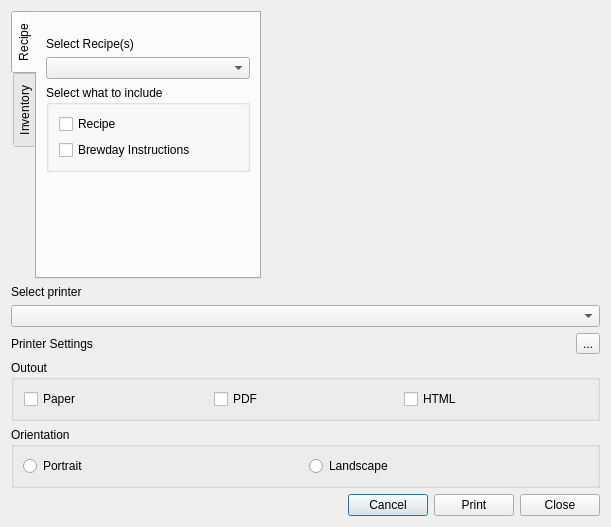
This is ui/BtPrintAndPreview.ui in Brewtarget/brewtarget as Qt 5 draws it before an edit. The edited form follows.
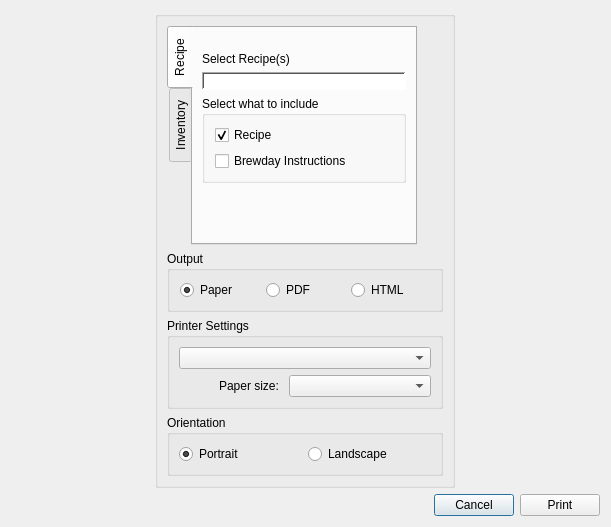
This is the edited form.

Commit message: more work on Preview loading and layout order.

```diff
--- a/ui/BtPrintAndPreview.ui
+++ b/ui/BtPrintAndPreview.ui
@@ -22,6 +22,25 @@
      <item>
       <layout class="QHBoxLayout" name="horizontalLayout_3">
        <item>
+        <widget class="QGroupBox" name="groupBox_Controls">
+         <property name="sizePolicy">
+          <sizepolicy hsizetype="Fixed" vsizetype="Preferred">
+           <horstretch>0</horstretch>
+           <verstretch>0</verstretch>
+          </sizepolicy>
+         </property>
+         <property name="minimumSize">
+          <size>
+           <width>300</width>
+           <height>0</height>
+          </size>
+         </property>
+         <property name="maximumSize">
+          <size>
+           <width>300</width>
+           <height>16777215</height>
+          </size>
+         </property>
         <layout class="QVBoxLayout" name="verticalLayout_4">
          <item>
           <layout class="QVBoxLayout" name="verticalLayout_6">
@@ -69,7 +88,20 @@
                   </widget>
                  </item>
                  <item>
-                  <widget class="QComboBox" name="comboBox_SelectedRecipe"/>
+                   <widget class="QLabel" name="label_CurrentRecipe">
+                    <property name="styleSheet">
+                     <string notr="true">background-color: rgb(255, 255, 255);</string>
+                    </property>
+                    <property name="frameShape">
+                     <enum>QFrame::WinPanel</enum>
+                    </property>
+                    <property name="frameShadow">
+                     <enum>QFrame::Sunken</enum>
+                    </property>
+                    <property name="text">
+                     <string/>
+                    </property>
+                   </widget>
                  </item>
                  <item>
                   <widget class="QGroupBox" name="verticalGroupBox_3">
@@ -85,6 +117,9 @@
                       <property name="text">
                        <string>Recipe</string>
                       </property>
+                       <property name="checked">
+                        <bool>true</bool>
+                       </property>
                      </widget>
                     </item>
                     <item>
@@ -123,80 +158,39 @@
             </widget>
            </item>
            <item>
-            <widget class="QLabel" name="label_3">
-             <property name="text">
-              <string>Select printer</string>
-             </property>
-            </widget>
-           </item>
-           <item>
-            <widget class="QComboBox" name="comboBox">
-             <property name="sizePolicy">
-              <sizepolicy hsizetype="Preferred" vsizetype="Fixed">
-               <horstretch>1</horstretch>
-               <verstretch>0</verstretch>
-              </sizepolicy>
-             </property>
-             <property name="toolTip">
-              <string>Select available Printers</string>
-             </property>
-            </widget>
-           </item>
-           <item>
-            <layout class="QHBoxLayout" name="horizontalLayout_4">
-             <item>
-              <widget class="QLabel" name="label">
-               <property name="sizePolicy">
-                <sizepolicy hsizetype="Preferred" vsizetype="Preferred">
-                 <horstretch>1</horstretch>
-                 <verstretch>0</verstretch>
-                </sizepolicy>
-               </property>
-               <property name="text">
-                <string>Printer Settings</string>
-               </property>
-              </widget>
-             </item>
-             <item>
-              <widget class="QToolButton" name="Button_PrinterSettings">
-               <property name="toolTip">
-                <string>Printer Settings</string>
-               </property>
-               <property name="text">
-                <string>...</string>
-               </property>
-              </widget>
-             </item>
-            </layout>
-           </item>
-           <item>
-            <layout class="QHBoxLayout" name="horizontalLayout_2"/>
-           </item>
-           <item>
-            <widget class="QGroupBox" name="horizontalGroupBox_2">
+             <widget class="QGroupBox" name="GroupBox_Output">
              <property name="title">
-              <string>Outout</string>
+               <string>Output</string>
+              </property>
+              <property name="checkable">
+               <bool>false</bool>
              </property>
              <layout class="QHBoxLayout" name="horizontalLayout_7">
               <property name="leftMargin">
                <number>10</number>
               </property>
               <item>
-               <widget class="QCheckBox" name="checkBox_4">
+                <widget class="QRadioButton" name="radioButton_OutputPaper">
                 <property name="text">
                  <string>Paper</string>
                 </property>
+                 <property name="checked">
+                  <bool>true</bool>
+                 </property>
+                 <attribute name="buttonGroup">
+                  <string notr="true">buttonGroup</string>
+                 </attribute>
                </widget>
               </item>
               <item>
-               <widget class="QCheckBox" name="checkBox_3">
+                <widget class="QRadioButton" name="radioButton_OutputPDF">
                 <property name="text">
                  <string>PDF</string>
                 </property>
                </widget>
               </item>
               <item>
-               <widget class="QCheckBox" name="checkBox">
+                <widget class="QRadioButton" name="radioButton_OutputHTML">
                 <property name="text">
                  <string>HTML</string>
                 </property>
@@ -205,6 +199,62 @@
              </layout>
             </widget>
            </item>
+            <item>
+             <widget class="QGroupBox" name="groupBox_PrinterSettings">
+              <property name="title">
+               <string>Printer Settings</string>
+              </property>
+              <layout class="QVBoxLayout" name="verticalLayout_8">
+               <item>
+                <widget class="QComboBox" name="comboBox_PrinterSelector">
+                 <property name="currentText">
+                  <string/>
+                 </property>
+                 <property name="placeholderText">
+                  <string>Select Printer</string>
+                 </property>
+                </widget>
+               </item>
+               <item>
+                <layout class="QHBoxLayout" name="horizontalLayout_4">
+                 <item>
+                  <spacer name="horizontalSpacer_2">
+                   <property name="orientation">
+                    <enum>Qt::Horizontal</enum>
+                   </property>
+                   <property name="sizeHint" stdset="0">
+                    <size>
+                     <width>40</width>
+                     <height>20</height>
+                    </size>
+                   </property>
+                  </spacer>
+                 </item>
+                 <item>
+                  <widget class="QLabel" name="label">
+                   <property name="text">
+                    <string>Paper size: </string>
+                   </property>
+                  </widget>
+                 </item>
+                 <item>
+                  <widget class="QComboBox" name="comboBox_PaperFormatSelector">
+                   <property name="sizePolicy">
+                    <sizepolicy hsizetype="MinimumExpanding" vsizetype="Fixed">
+                     <horstretch>1</horstretch>
+                     <verstretch>0</verstretch>
+                    </sizepolicy>
+                   </property>
+                   <property name="toolTip">
+                    <string>Select available Printers</string>
+                   </property>
+                  </widget>
+                 </item>
+                </layout>
+               </item>
+              </layout>
+             </widget>
+            </item>
            <item>
             <widget class="QGroupBox" name="groupBox_Orientation">
              <property name="title">
@@ -216,6 +266,12 @@
                 <property name="text">
                  <string>Portrait</string>
                 </property>
+                 <property name="checked">
+                  <bool>true</bool>
+                 </property>
+                 <attribute name="buttonGroup">
+                  <string notr="true">buttonGroup_2</string>
+                 </attribute>
                </widget>
               </item>
               <item>
@@ -231,6 +287,7 @@
           </layout>
          </item>
         </layout>
+        </widget>
        </item>
        <item>
         <layout class="QVBoxLayout" name="verticalLayout_PrintPreviewWidget"/>
@@ -266,13 +323,6 @@
          </property>
         </widget>
        </item>
-       <item>
-        <widget class="QPushButton" name="Button_Close">
-         <property name="text">
-          <string>Close</string>
-         </property>
-        </widget>
-       </item>
       </layout>
      </item>
     </layout>
```
Left out of the diff: 13 changed lines with no effect on the pictures. Lines whose indentation alone changed are shown as unchanged. The commit also changes 3 other files.
